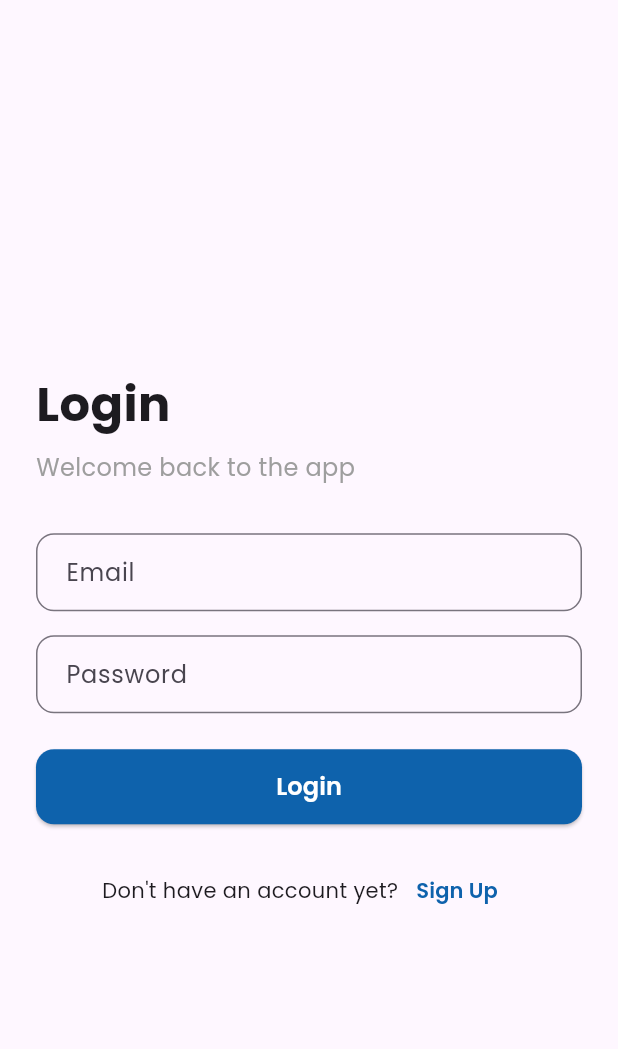
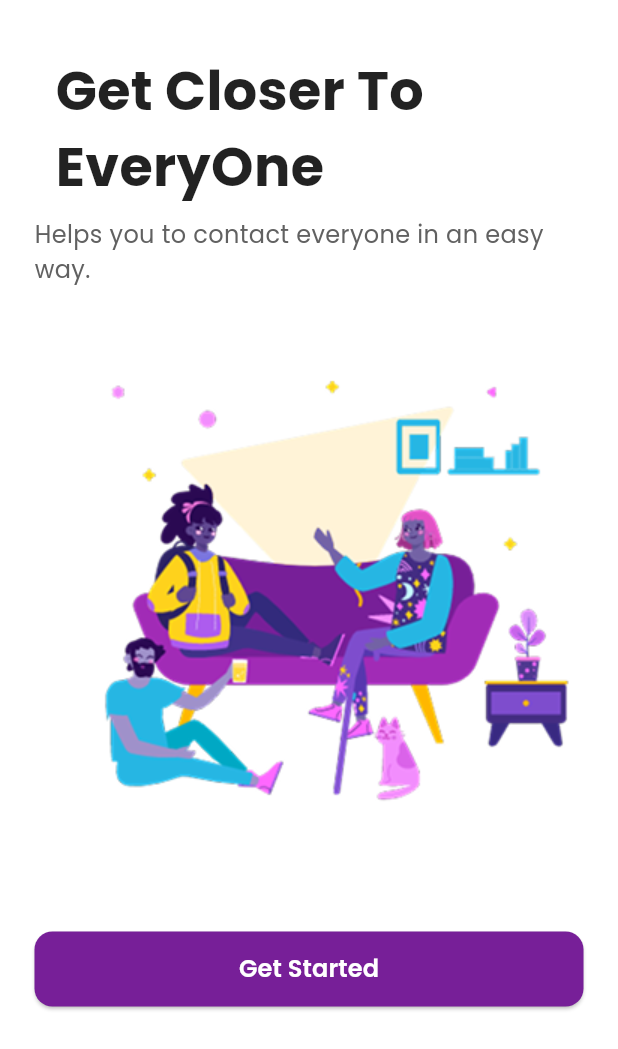
Before and after one commit to Omnia-Waleed-Mohamed/chat-app, a Flutter app: the screen it shows after launch, on a phone screen of 412 x 824 dp. Shown: the top 1049 px of the screen. Run offline on Flutter 3.47's test engine with Material 3 defaults, Android fonts, the phone set to English and light mode, and no system bars; drawn by our look-alikes of modal_progress_hud_nsn; our stand-ins replace cloud_firestore, firebase_auth, firebase_core, google_fonts; accounts and stored records are empty.

Commit message:
splash Screen

```diff
--- a/lib/constants.dart
+++ b/lib/constants.dart
@@ -1,5 +1,5 @@
 import 'package:flutter/material.dart';
 
-const kPrimaryColor = Color(0xFF0E62AC);
+const kPrimaryColor = Color(0xFF771F98);
 const kMessage ="message";
 const kCreatAt ="createAt";
--- a/lib/main.dart
+++ b/lib/main.dart
@@ -1,4 +1,5 @@
 import 'package:chat_app/view/logInScreen.dart';
+import 'package:chat_app/view/splash_screen.dart';
 import 'package:firebase_core/firebase_core.dart';
 import 'package:flutter/material.dart';
 import 'firebase_options.dart';
@@ -18,7 +19,7 @@ class ChatApp extends StatelessWidget {
   Widget build(BuildContext context) {
     return MaterialApp(
       debugShowCheckedModeBanner: false,
-      home: LogInScreen()
+      home: SplashScreen()
     );
   }
 }
--- a/lib/view/chat_screen.dart
+++ b/lib/view/chat_screen.dart
@@ -153,13 +153,13 @@ class ChatScreen extends StatelessWidget {
         ],
       ),
     );
-      }else{
-        return Text("Loading....");
-      }
-    }
+      } else {
 
-    )
-
-    ;
+          return const Center(
+            child: CircularProgressIndicator(color: kPrimaryColor),
+          );
+        }
+      },
+    );
   }
 }
--- a/lib/view/logInScreen.dart
+++ b/lib/view/logInScreen.dart
@@ -36,15 +36,15 @@ class _LogInScreenState extends State<LogInScreen> {
               children: [
                 const SizedBox(height: 40),
                 Text(
-                  "Login",
+                  "Hello, Welcome Back",
                   style: GoogleFonts.poppins(
-                    fontSize: 32,
+                    fontSize: 24,
                     fontWeight: FontWeight.w700,
                   ),
                 ),
                 const SizedBox(height: 8),
                 Text(
-                  "Welcome back to the app",
+                  "Happy to see you again, to use your account please login first.",
                   style: GoogleFonts.poppins(
                     fontSize: 16,
                     color: Colors.grey,
--- a/lib/view/signUpScreen.dart
+++ b/lib/view/signUpScreen.dart
@@ -26,6 +26,7 @@ class _SignUpScreenState extends State<SignUpScreen> {
     return ModalProgressHUD(
       inAsyncCall: isLoading,
       child: Scaffold(
+
         resizeToAvoidBottomInset: false,
       body: SafeArea(
         child: Padding(
--- /dev/null
+++ b/lib/view/splash_screen.dart
@@ -0,0 +1,88 @@
+import 'package:chat_app/constants.dart';
+import 'package:chat_app/view/logInScreen.dart';
+import 'package:flutter/material.dart';
+import 'package:google_fonts/google_fonts.dart';
+
+class SplashScreen extends StatelessWidget {
+  const SplashScreen({super.key});
+
+  @override
+  Widget build(BuildContext context) {
+    return Scaffold(
+      resizeToAvoidBottomInset: false,
+      backgroundColor: Colors.white,
+      body: SafeArea(
+        child: Padding(
+          padding: const EdgeInsets.symmetric(horizontal: 23.0, vertical: 35.0),
+          child: Column(
+            children: [
+
+              Column(
+                crossAxisAlignment: CrossAxisAlignment.start,
+                children: [
+
+                  Padding(
+                    padding: const EdgeInsets.only(left: 14),
+                    child: Text(
+                      "Get Closer To EveryOne",
+                      style: GoogleFonts.poppins(
+                        fontSize: 36,
+                        fontWeight: FontWeight.bold,
+                        color: Colors.black87,
+                      ),
+                    ),
+                  ),
+                  const SizedBox(height: 8),
+                  Text(
+                    "Helps you to contact everyone in an easy way.",
+                    style: GoogleFonts.poppins(
+                      fontSize: 16,
+                      color: Colors.grey[700],
+                    ),
+                  ),
+                ],
+              ),
+              SizedBox(height: 30,),
+              // الصورة
+              Center(
+                child: Image.asset(
+                  "assets/images/Dayflow Best Friends.png",
+                  height: 350,
+                  width: 350,
+                ),
+              ),
+                SizedBox(height: 50,),
+              // الزر
+              SizedBox(
+                width: double.infinity,
+                height: 50,
+                child: ElevatedButton(
+                  style: ElevatedButton.styleFrom(
+                    backgroundColor: kPrimaryColor,
+                    shape: RoundedRectangleBorder(
+                      borderRadius: BorderRadius.circular(12),
+                    ),
+                  ),
+                  onPressed: () {
+                    Navigator.push(
+                      context,
+                      MaterialPageRoute(builder: (context) => LogInScreen()),
+                    );
+                  },
+                  child: Text(
+                    "Get Started",
+                    style: GoogleFonts.poppins(
+                      fontSize: 16,
+                      color: Colors.white,
+                      fontWeight: FontWeight.w600,
+                    ),
+                  ),
+                ),
+              ),
+            ],
+          ),
+        ),
+      ),
+    );
+  }
+}
--- a/pubspec.yaml
+++ b/pubspec.yaml
@@ -66,7 +66,7 @@ flutter:
   assets:
     - assets/images/person.png
     - assets/images/icon.png
-
+    - assets/images/Dayflow Best Friends.png
   # An image asset can refer to one or more resolution-specific "variants", see
   # https://flutter.dev/to/resolution-aware-images
 
```
Also changed, not shown: assets/images/Dayflow Best Friends.png (added).
